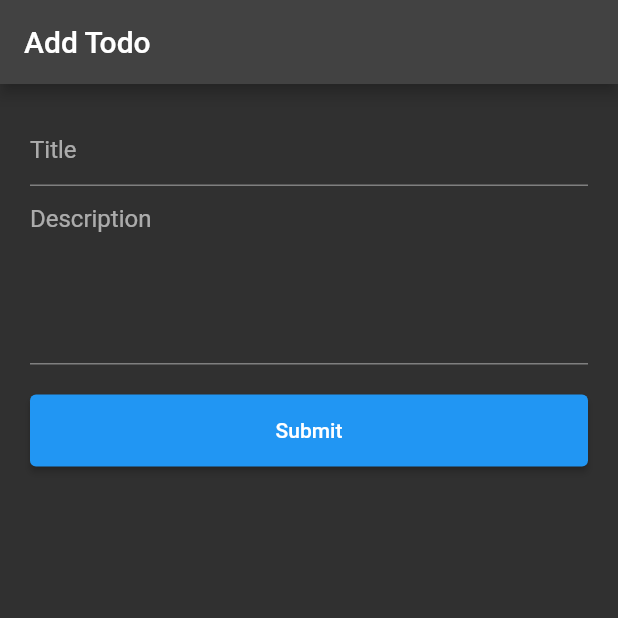
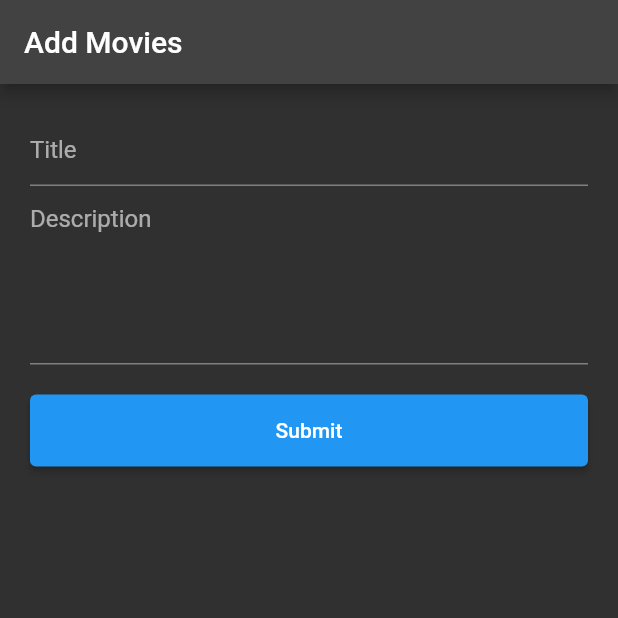
Before and after one commit to fauzyp/UAS_mobile, a Flutter app: the AddTodoPage screen opened directly, on a phone screen of 412 x 824 dp, the top half of it. Run offline on Flutter 3.47's test engine with Material 2 defaults, Android fonts, the phone set to English and light mode, and no system bars; our stand-ins replace bottom_navy_bar; network calls fail.

Commit message:
[LAST]Finaluas

```diff
--- a/lib/pages/add_page.dart
+++ b/lib/pages/add_page.dart
@@ -36,7 +36,7 @@ class _AddTodoPageState extends State<AddTodoPage> {
     return Scaffold(
       appBar: AppBar(
         title: Text(
-          isEdit ? 'Edit Movie List' : 'Add Todo',
+          isEdit ? 'Edit Movie List' : 'Add Movies',
         ),
       ),
       body: ListView(
```
